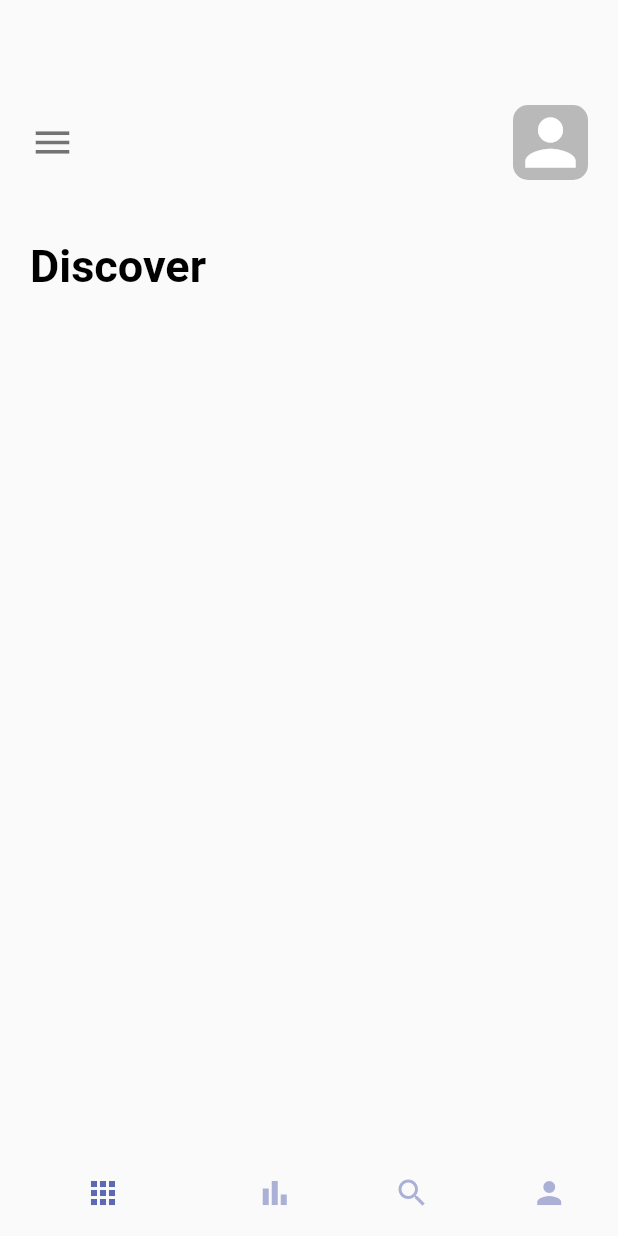
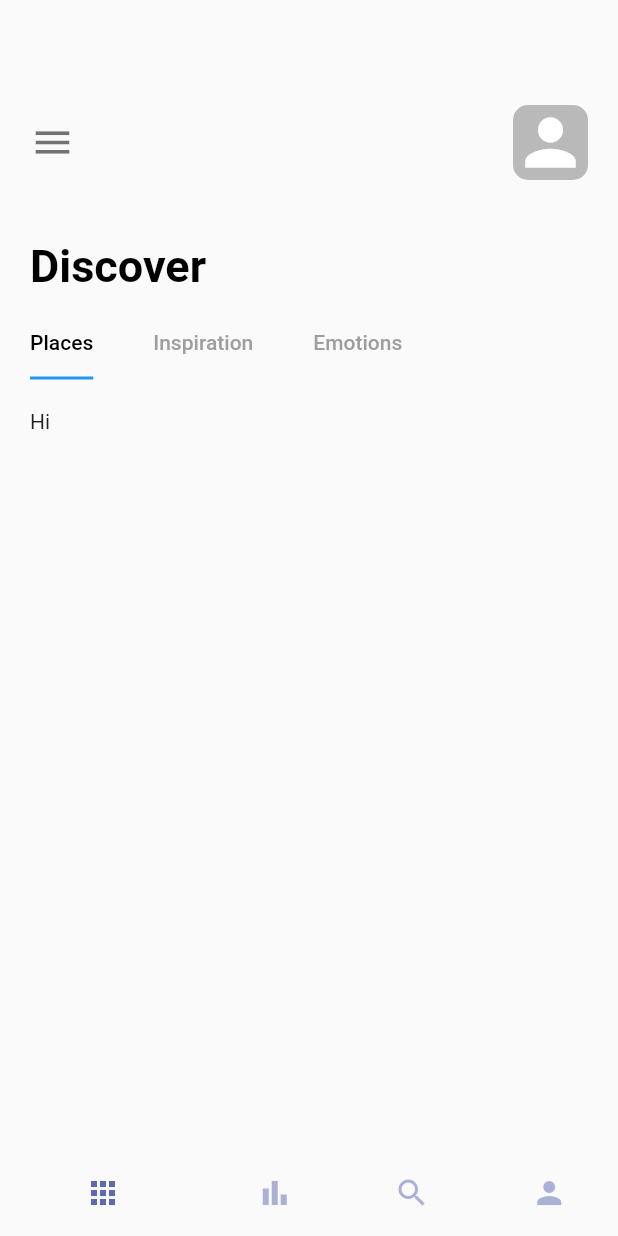
Before and after one commit to IlyasMukatdisov/flutter_demo, a Flutter app: the screen it shows after launch, on a phone screen of 412 x 824 dp. Run offline on Flutter 3.47's test engine with Material 2 defaults, Android fonts, the phone set to English and light mode, and no system bars; our stand-ins replace flutter_svg.

Commit message:
added Tabs in home_page.dart and upgraded build.gradle

```diff
--- a/lib/pages/navpages/home_page.dart
+++ b/lib/pages/navpages/home_page.dart
@@ -8,15 +8,17 @@ class HomePage extends StatefulWidget {
   State<HomePage> createState() => _HomePageState();
 }
 
-class _HomePageState extends State<HomePage> {
+class _HomePageState extends State<HomePage> with TickerProviderStateMixin {
   @override
   Widget build(BuildContext context) {
-    /*double width = MediaQuery.of(context).size.width;
-    double height = MediaQuery.of(context).size.height;*/
+    TabController tabController = TabController(length: 3, vsync: this);
+    double width = MediaQuery.of(context).size.width;
+    double height = MediaQuery.of(context).size.height;
 
     return Scaffold(
       body: Column(
         children: [
+          //top bar
           Container(
             padding: const EdgeInsets.only(top: 70, left: 20, right: 20),
             child: Row(
@@ -35,19 +37,50 @@ class _HomePageState extends State<HomePage> {
               ],
             ),
           ),
+          //Header
           Container(
-            alignment: Alignment.topLeft,
-            margin: const EdgeInsets.only(left: 20, right: 20, top: 40),
-            child: const AppLargeText(
-              text: "Discover",
+              margin: const EdgeInsets.only(left: 20, right: 20, top: 40),
+              child: Row(
+                mainAxisAlignment: MainAxisAlignment.start,
+                children: const [
+                  AppLargeText(
+                    text: "Discover",
+                  ),
+                ],
+              )),
+          //Tab Bar
+          Container(
+              margin: EdgeInsets.only(top: 10),
+              child: Align(
+                alignment: Alignment.centerLeft,
+                child: TabBar(
+                  labelPadding: EdgeInsets.only(left: 20,right: 20),
+                  controller: tabController,
+                  labelColor: Colors.black,
+                  unselectedLabelColor: Colors.grey,
+                  isScrollable: true,
+                  indicatorSize: TabBarIndicatorSize.label,
+                  tabs: const [
+                    Tab(text: "Places"),
+                    Tab(text: "Inspiration"),
+                    Tab(text: "Emotions")
+                  ],
+                ),
+              )),
+          //TabBarView
+          Container(
+            margin: const EdgeInsets.only(left: 20,right: 20,top: 20),
+            height: 300,
+            width: double.maxFinite,
+            child: TabBarView(
+              controller: tabController,
+              children: const [
+                Text("Hi"),
+                Text("There"),
+                Text("Buy"),
+              ],
             ),
-          ),
-          /*Container(
-            margin: const EdgeInsets.only(left: 20, right: 20, top: 30),
-            child: TabBar(
-              tabs: [TabBar],
-            )
-          )*/
+          )
         ],
       ),
     );
--- a/lib/pages/welcome_page.dart
+++ b/lib/pages/welcome_page.dart
@@ -70,7 +70,9 @@ class _WelcomePageState extends State<WelcomePage> {
                           height: index == indexDots ? 24 : 8,
                           decoration: BoxDecoration(
                               borderRadius: BorderRadius.circular(8),
-                              color: index == indexDots ?AppColors.mainColor: AppColors.mainColor.withOpacity(0.5)),
+                              color: index == indexDots
+                                  ? AppColors.mainColor
+                                  : AppColors.mainColor.withOpacity(0.5)),
                         );
                       }),
                     )
```
Also changed, not shown: 2 other files.
